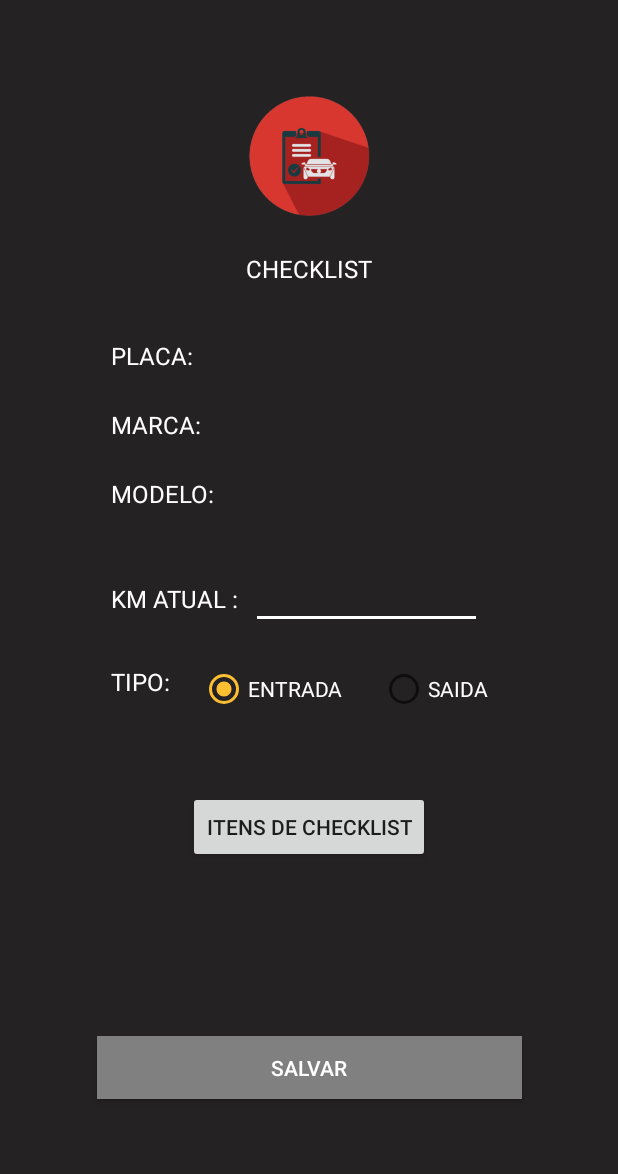
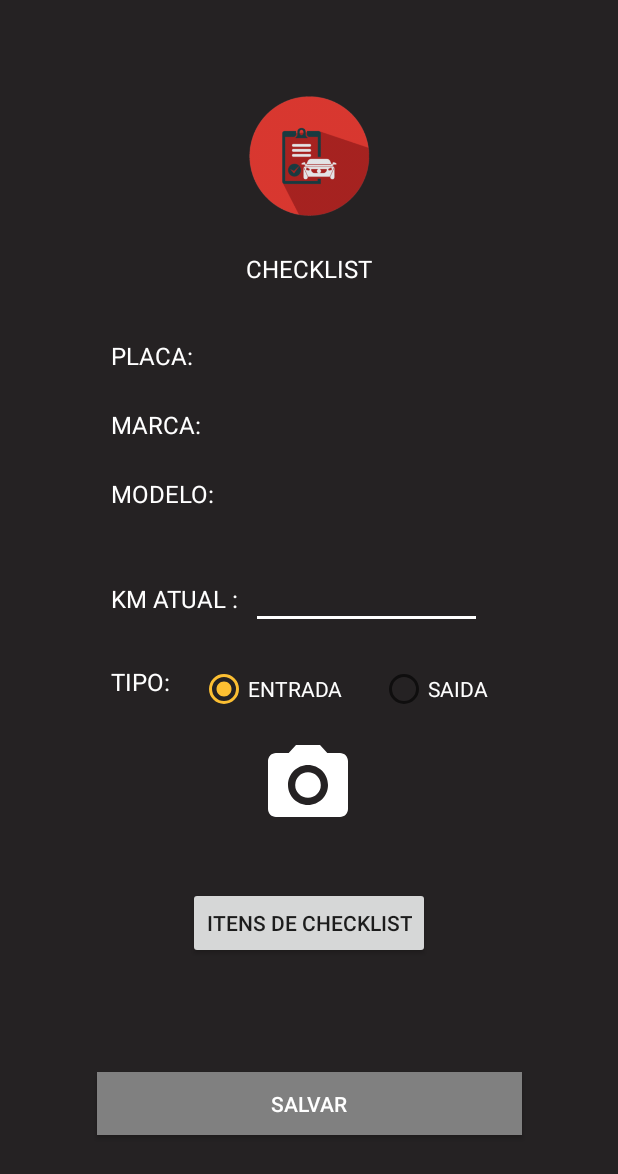
Before and after one commit to ws49066/AppNBNFrota, an Android app: the CheckList screen opened directly, with no data from a screen before it, on a phone screen of 412 x 824 dp. Shown: the top 1174 px of the screen. Run offline under Robolectric (Android 15) with nearby library versions, the phone set to English and light mode, and no system bars; our stand-ins replace Volley; network calls fail.

Commit message:
Atualizado 01-03-2021

```diff
--- a/app/src/main/java/com/womp/myapplication/AbastecimentoActivity.java
+++ b/app/src/main/java/com/womp/myapplication/AbastecimentoActivity.java
@@ -276,7 +276,7 @@ public class AbastecimentoActivity extends AppCompatActivity {
                     Toast.makeText(getApplicationContext(),"Houve um erro", Toast.LENGTH_SHORT).show();
                 }else{
                     for (int i=0; i<BitmapListmg.size(); i++){
-                        System.out.println("Loop "+i);
+
                         SalvarFotos(BitmapListmg.get(i),ImagensStringList.get(i),response);
                     }
                     Toast.makeText(getApplicationContext(),"Cadastrado com sucesso",Toast.LENGTH_LONG).show();
--- a/app/src/main/res/layout/activity_check_list.xml
+++ b/app/src/main/res/layout/activity_check_list.xml
@@ -189,23 +189,55 @@
                 android:textColor="@color/white" />
         </RadioGroup>
 
+
+
+
+        <ImageView
+            android:id="@+id/ImgBtn_foto"
+            android:layout_width="wrap_content"
+            android:layout_height="wrap_content"
+            android:layout_marginTop="16dp"
+            app:layout_constraintEnd_toStartOf="@+id/guideline5"
+            app:layout_constraintHorizontal_bias="0.497"
+            app:layout_constraintStart_toStartOf="@+id/guideline4"
+            app:layout_constraintTop_toBottomOf="@+id/tipo"
+            app:srcCompat="@drawable/ic_baseline_camera_alt_24" />
+
+        <GridView
+            android:id="@+id/gridview"
+            android:layout_width="match_parent"
+            android:layout_height="200dp"
+            android:layout_margin="20dp"
+            android:layout_marginStart="24dp"
+            android:layout_marginEnd="24dp"
+            android:layout_marginBottom="16dp"
+            android:clickable="false"
+            android:columnWidth="115dp"
+            android:drawSelectorOnTop="true"
+            android:numColumns="2"
+            android:visibility="gone"
+            app:layout_constraintEnd_toEndOf="parent"
+            app:layout_constraintStart_toStartOf="parent"
+            app:layout_constraintTop_toBottomOf="@+id/ImgBtn_foto" />
+
         <Button
             android:id="@+id/btnOrder"
             android:layout_width="wrap_content"
             android:layout_height="wrap_content"
             android:layout_alignParentTop="true"
             android:layout_centerHorizontal="true"
-            android:layout_marginTop="52dp"
+            android:layout_marginTop="36dp"
             android:text="Itens de checklist"
             app:layout_constraintEnd_toStartOf="@+id/guideline5"
             app:layout_constraintStart_toStartOf="@+id/guideline4"
-            app:layout_constraintTop_toBottomOf="@+id/tipo" />
+            app:layout_constraintTop_toBottomOf="@+id/gridview" />
 
         <ListView
             android:id="@+id/listEdit"
             android:layout_width="438dp"
             android:layout_height="0dp"
             android:layout_marginTop="16dp"
+            android:layout_marginBottom="16dp"
             android:background="@color/nbncolor"
             app:layout_constraintEnd_toStartOf="@+id/guideline5"
             app:layout_constraintStart_toStartOf="@+id/guideline4"
@@ -216,15 +248,19 @@
             android:layout_width="283dp"
             android:layout_height="42dp"
             android:layout_gravity="center_horizontal|center_vertical"
-            android:layout_marginTop="24dp"
             android:layout_marginBottom="16dp"
+            android:layout_marginTop="8dp"
             android:background="@color/gray"
             android:text="SALVAR"
             android:textColor="@color/white"
             app:layout_constraintBottom_toBottomOf="parent"
             app:layout_constraintEnd_toStartOf="@+id/guideline5"
             app:layout_constraintHorizontal_bias="0.501"
-            app:layout_constraintStart_toStartOf="@+id/guideline4"
-            app:layout_constraintTop_toBottomOf="@+id/listEdit" />
+            app:layout_constraintTop_toBottomOf="@+id/listEdit"
+            app:layout_constraintStart_toStartOf="@+id/guideline4" />
+
+
+
+
     </androidx.constraintlayout.widget.ConstraintLayout>
 </ScrollView>
```
Also changed, not shown: app/src/main/java/com/womp/myapplication/CheckList.java (+170 -2 lines).
